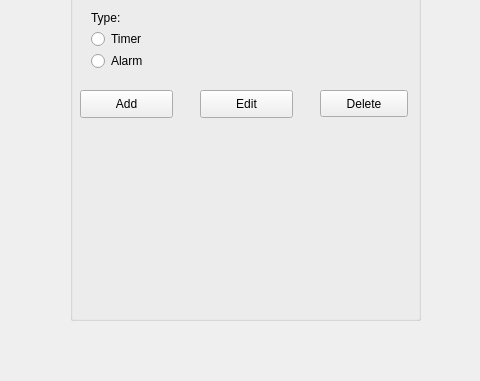
Before: the Qt Designer form lab2/timers/mainwindow.ui in danylott/labs_oop_2course, drawn with Qt 5; both pictures show x 270 to 750 and y 157 to 538 of the 831 by 538 pixel window.
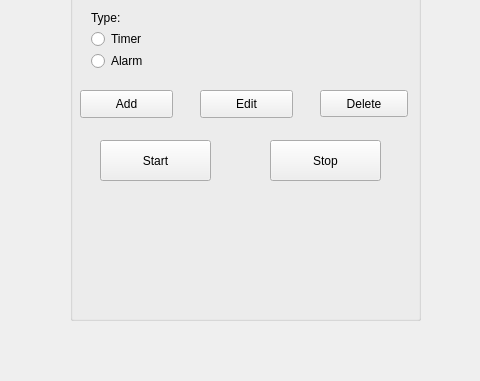
After: the same form once the commit is applied. Custom widgets are drawn as their Qt base class.

```diff
--- a/lab2/timers/mainwindow.ui
+++ b/lab2/timers/mainwindow.ui
@@ -189,6 +189,38 @@
       </item>
      </layout>
     </widget>
+    <widget class="QPushButton" name="btnStart">
+     <property name="geometry">
+      <rect>
+       <x>30</x>
+       <y>250</y>
+       <width>111</width>
+       <height>41</height>
+      </rect>
+     </property>
+     <property name="text">
+      <string>Start</string>
+     </property>
+     <property name="checkable">
+      <bool>false</bool>
+     </property>
+    </widget>
+    <widget class="QPushButton" name="btnStop">
+     <property name="geometry">
+      <rect>
+       <x>200</x>
+       <y>250</y>
+       <width>111</width>
+       <height>41</height>
+      </rect>
+     </property>
+     <property name="text">
+      <string>Stop</string>
+     </property>
+     <property name="checkable">
+      <bool>false</bool>
+     </property>
+    </widget>
    </widget>
   </widget>
   <widget class="QMenuBar" name="menuBar">
```
